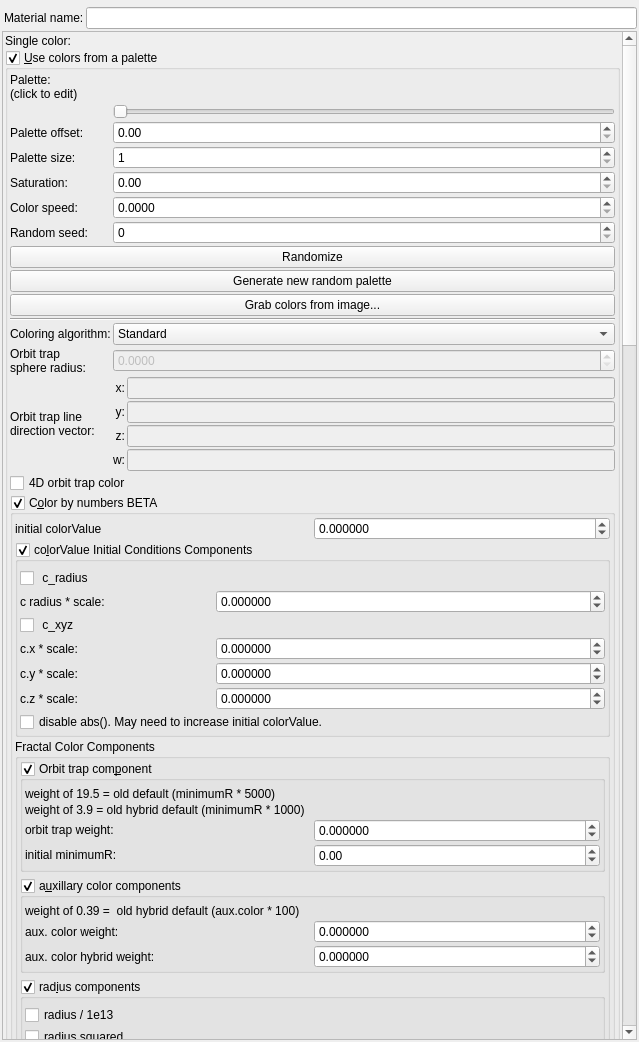
Old version of the form mandelbulber2/qt/material_editor.ui in the repository buddhi1980/mandelbulber2.
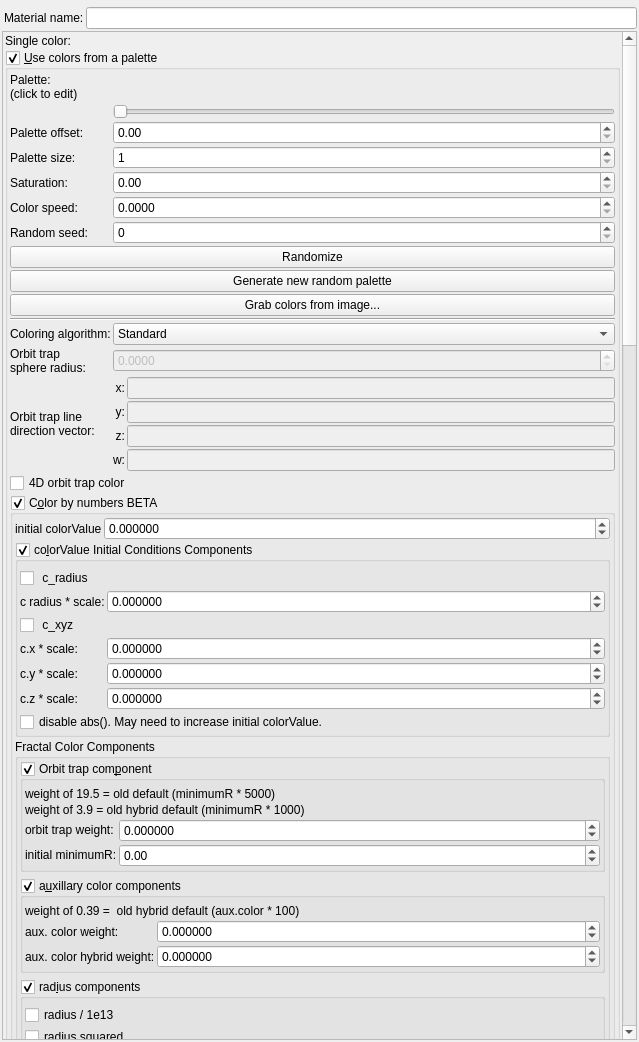
New version of the form. Icons and pictures are not drawn. Custom widgets are drawn as their Qt base class.

Patch:
```diff
--- a/mandelbulber2/qt/material_editor.ui
+++ b/mandelbulber2/qt/material_editor.ui
@@ -82,8 +82,8 @@
        <rect>
         <x>0</x>
         <y>0</y>
-        <width>613</width>
-        <height>3290</height>
+        <width>619</width>
+        <height>3786</height>
        </rect>
       </property>
       <layout class="QVBoxLayout" name="verticalLayout_2">
@@ -685,7 +685,7 @@
               <number>2</number>
              </property>
              <item>
-              <layout class="QGridLayout" name="gridLayout">
+              <layout class="QGridLayout" name="gridLayout" columnstretch="0,1">
                <item row="0" column="1">
                 <widget class="MyDoubleSpinBox" name="spinbox_fractal_coloring_initial_color_value">
                  <property name="sizePolicy">
@@ -751,7 +751,7 @@
                  <number>2</number>
                 </property>
                 <item>
-                 <layout class="QGridLayout" name="gridLayout_17" columnstretch="0,0,0,0">
+                 <layout class="QGridLayout" name="gridLayout_17" columnstretch="0,0,0,1">
                   <property name="spacing">
                    <number>2</number>
                   </property>
@@ -996,7 +996,7 @@
                     </widget>
                    </item>
                    <item>
-                    <layout class="QGridLayout" name="gridLayout_23" columnstretch="0,0">
+                    <layout class="QGridLayout" name="gridLayout_23" columnstretch="0,1">
                      <property name="spacing">
                       <number>2</number>
                      </property>
@@ -1134,7 +1134,7 @@
                     </widget>
                    </item>
                    <item>
-                    <layout class="QGridLayout" name="gridLayout_24" columnstretch="0,0">
+                    <layout class="QGridLayout" name="gridLayout_24" columnstretch="0,1">
                      <property name="spacing">
                       <number>2</number>
                      </property>
@@ -3967,17 +3967,17 @@
   </layout>
  </widget>
  <customwidgets>
+  <customwidget>
+   <class>MyDoubleSpinBox</class>
+   <extends>QDoubleSpinBox</extends>
+   <header>my_double_spin_box.h</header>
+  </customwidget>
   <customwidget>
    <class>MyGroupBox</class>
    <extends>QGroupBox</extends>
    <header>my_group_box.h</header>
    <container>1</container>
   </customwidget>
-  <customwidget>
-   <class>MyDoubleSpinBox</class>
-   <extends>QDoubleSpinBox</extends>
-   <header>my_double_spin_box.h</header>
-  </customwidget>
   <customwidget>
    <class>MySpinBox</class>
    <extends>QSpinBox</extends>
```
Left out of the diff: 16 changed lines with no effect on the pictures.
